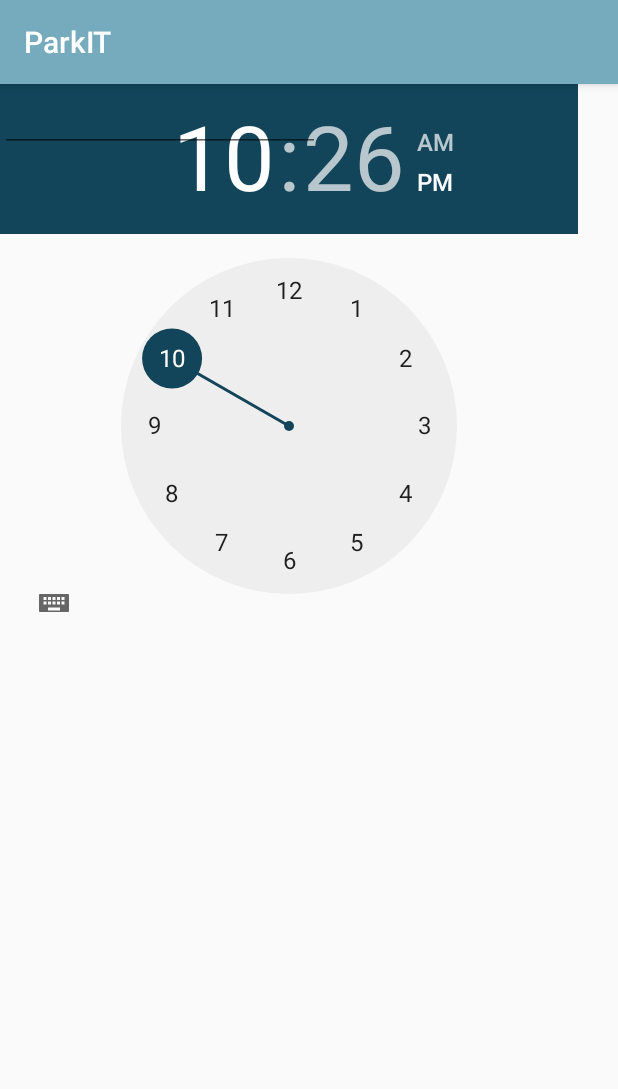
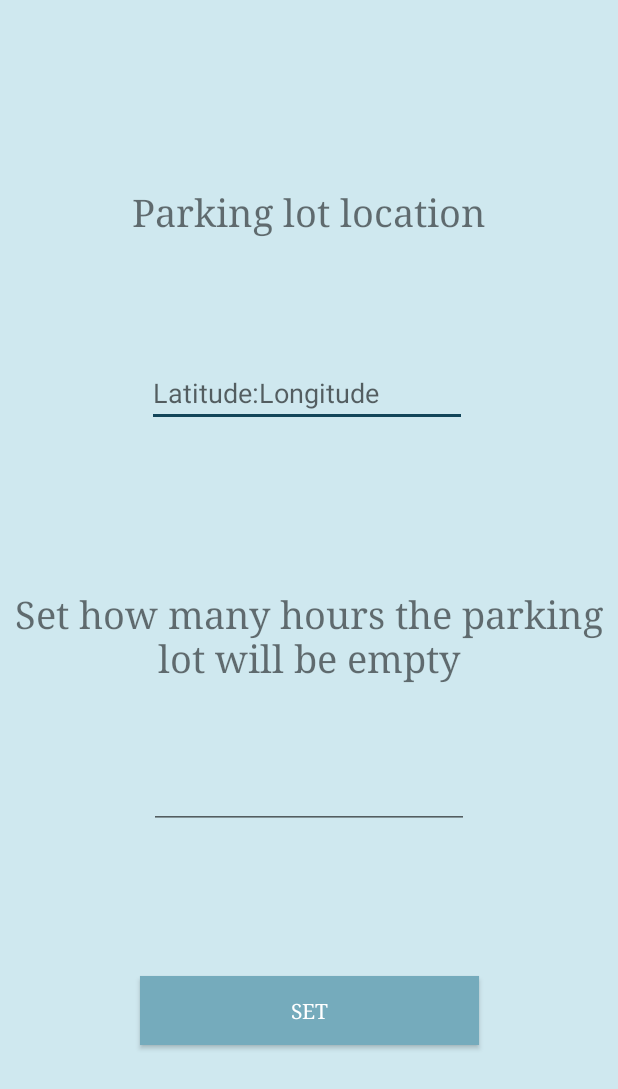
Before and after one commit to TudorStadiu/ParkIT, an Android app: the MyParkActivity screen opened directly, with no data from a screen before it, on a phone screen of 412 x 824 dp. Shown: the top 1089 px of the screen. Run offline under Robolectric (Android 15) with nearby library versions, the phone set to English and light mode, and no system bars.

Commit message:
beauty god

```diff
--- a/app/src/main/java/com/example/tudor/parkit/MyParkActivity.java
+++ b/app/src/main/java/com/example/tudor/parkit/MyParkActivity.java
@@ -1,13 +1,27 @@
 package com.example.tudor.parkit;
 
+import android.app.Activity;
 import android.support.v7.app.AppCompatActivity;
 import android.os.Bundle;
+import android.view.Window;
+import android.view.WindowManager;
+import android.widget.Button;
+import android.widget.EditText;
 
-public class MyParkActivity extends AppCompatActivity {
+public class MyParkActivity extends Activity {
+    Button setPark;
+    EditText setCoord, setTime;
 
     @Override
     protected void onCreate(Bundle savedInstanceState) {
         super.onCreate(savedInstanceState);
+        requestWindowFeature(Window.FEATURE_NO_TITLE);
+        getWindow().setFlags(WindowManager.LayoutParams.FLAG_FULLSCREEN,
+                WindowManager.LayoutParams.FLAG_FULLSCREEN);
         setContentView(R.layout.activity_my_park);
+
+        setPark = findViewById(R.id.set_btn);
+        setCoord = findViewById(R.id.set_coord);
+        setTime = findViewById(R.id.set_time);
     }
 }
--- a/app/src/main/res/layout/activity_my_park.xml
+++ b/app/src/main/res/layout/activity_my_park.xml
@@ -4,30 +4,72 @@
     xmlns:tools="http://schemas.android.com/tools"
     android:layout_width="match_parent"
     android:layout_height="match_parent"
-    tools:context="com.example.tudor.parkit.MyParkActivity">
+    android:background="@color/azure_white"
+    tools:context="com.example.tudor.parkit.MyParkActivity"
+    tools:layout_editor_absoluteY="81dp">
 
     <EditText
-        android:id="@+id/editText"
+        android:id="@+id/set_coord"
         android:layout_width="wrap_content"
         android:layout_height="wrap_content"
+        android:layout_marginBottom="55dp"
+        android:layout_marginStart="10dp"
+        android:ems="10"
+        android:hint="Latitude:Longitude"
+        android:inputType="number"
+        app:layout_constraintBottom_toTopOf="@+id/textView4"
+        app:layout_constraintStart_toStartOf="@+id/textView3"
+        app:layout_constraintTop_toBottomOf="@+id/textView3" />
+
+    <EditText
+        android:id="@+id/set_time"
+        android:layout_width="wrap_content"
+        android:layout_height="wrap_content"
+        android:layout_marginBottom="45dp"
         android:ems="10"
         android:inputType="number"
-        tools:layout_editor_absoluteX="153dp"
-        tools:layout_editor_absoluteY="375dp" />
+        app:layout_constraintBottom_toTopOf="@+id/set_btn"
+        app:layout_constraintEnd_toEndOf="parent"
+        app:layout_constraintStart_toStartOf="parent"
+        app:layout_constraintTop_toBottomOf="@+id/textView4" />
 
-    <TimePicker
-        android:id="@+id/timePicker"
-        android:layout_width="385dp"
-        android:layout_height="352dp"
-        tools:layout_editor_absoluteX="-2dp"
-        tools:layout_editor_absoluteY="0dp" />
-
-    <EditText
-        android:id="@+id/editText2"
+    <TextView
+        android:id="@+id/textView3"
         android:layout_width="wrap_content"
         android:layout_height="wrap_content"
-        android:ems="10"
-        android:inputType="number"
-        tools:layout_editor_absoluteX="153dp"
-        tools:layout_editor_absoluteY="435dp" />
+        android:layout_marginBottom="29dp"
+        android:layout_marginTop="72dp"
+        android:text="Parking lot location"
+        android:textSize="25sp"
+        android:typeface="serif"
+        app:layout_constraintBottom_toTopOf="@+id/set_coord"
+        app:layout_constraintEnd_toEndOf="parent"
+        app:layout_constraintStart_toStartOf="parent"
+        app:layout_constraintTop_toTopOf="parent" />
+
+    <TextView
+        android:id="@+id/textView4"
+        android:layout_width="wrap_content"
+        android:layout_height="wrap_content"
+        android:gravity="center"
+        android:text="Set how many hours the parking lot will be empty"
+        android:textSize="25sp"
+        android:typeface="serif"
+        app:layout_constraintBottom_toTopOf="@+id/set_time"
+        app:layout_constraintStart_toStartOf="parent"
+        app:layout_constraintTop_toBottomOf="@+id/set_coord" />
+
+    <Button
+        android:id="@+id/set_btn"
+        android:layout_width="226dp"
+        android:layout_height="46dp"
+        android:layout_marginBottom="75dp"
+        android:background="@color/fancy_blue"
+        android:text="Set"
+        android:textColor="@color/white"
+        android:typeface="serif"
+        app:layout_constraintBottom_toBottomOf="parent"
+        app:layout_constraintEnd_toEndOf="parent"
+        app:layout_constraintStart_toStartOf="parent"
+        app:layout_constraintTop_toBottomOf="@+id/set_time" />
 </android.support.constraint.ConstraintLayout>
```
